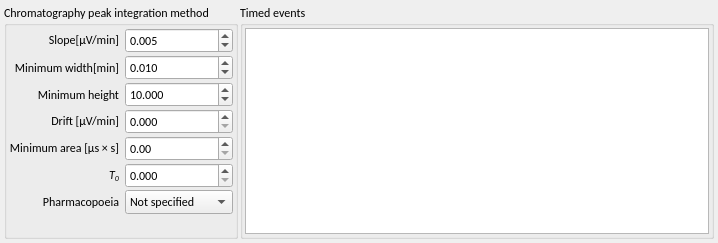
This is src/libs/adwidgets/peakmethodform.ui in qtplatz/qtplatz as Qt 5 draws it before an edit. The edited form follows.
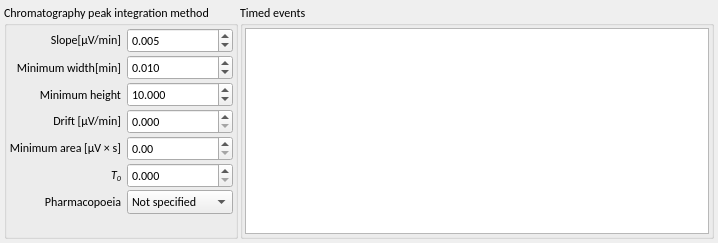
This is the edited form. Custom widgets are drawn as their Qt base class.

Patch:
```diff
--- a/src/libs/adwidgets/peakmethodform.ui
+++ b/src/libs/adwidgets/peakmethodform.ui
@@ -105,7 +105,7 @@
         <item row="4" column="0">
          <widget class="QLabel" name="label_5">
           <property name="text">
-           <string>Minimum area [&amp;mu;s &amp;times; s]</string>
+           <string>Minimum area [&amp;mu;V &amp;times; s]</string>
           </property>
           <property name="textFormat">
            <enum>Qt::RichText</enum>
```
